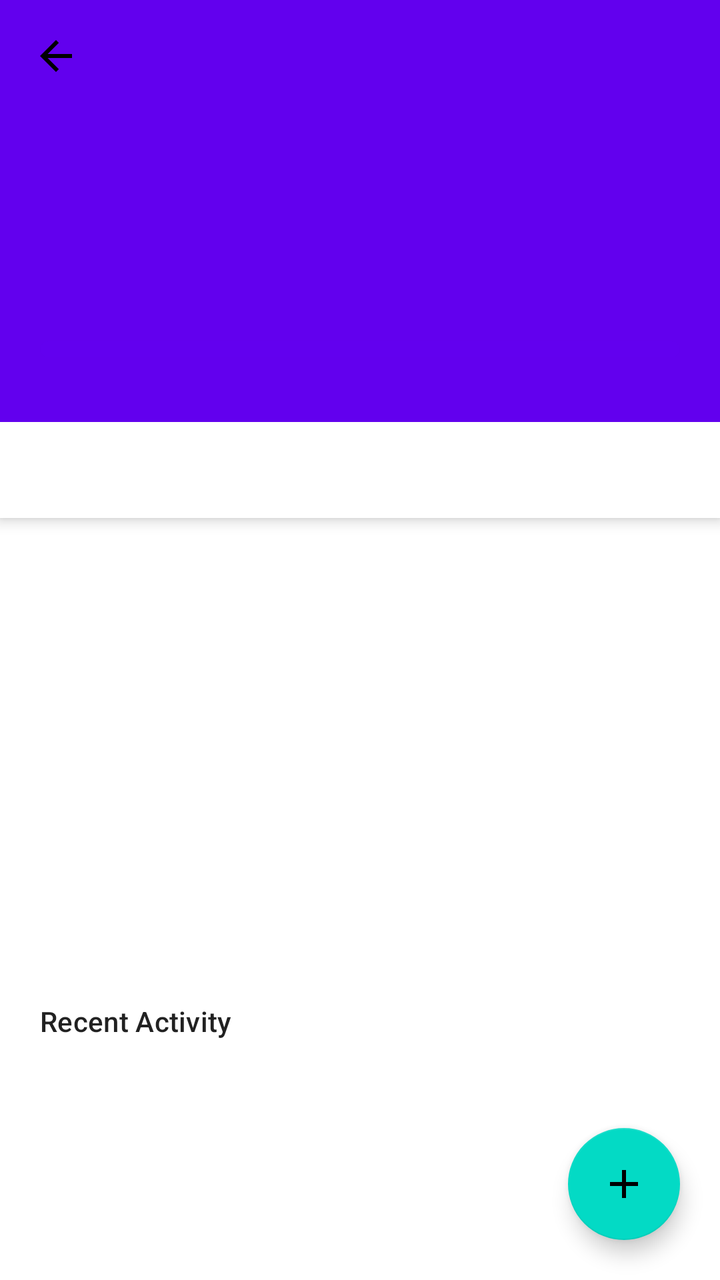
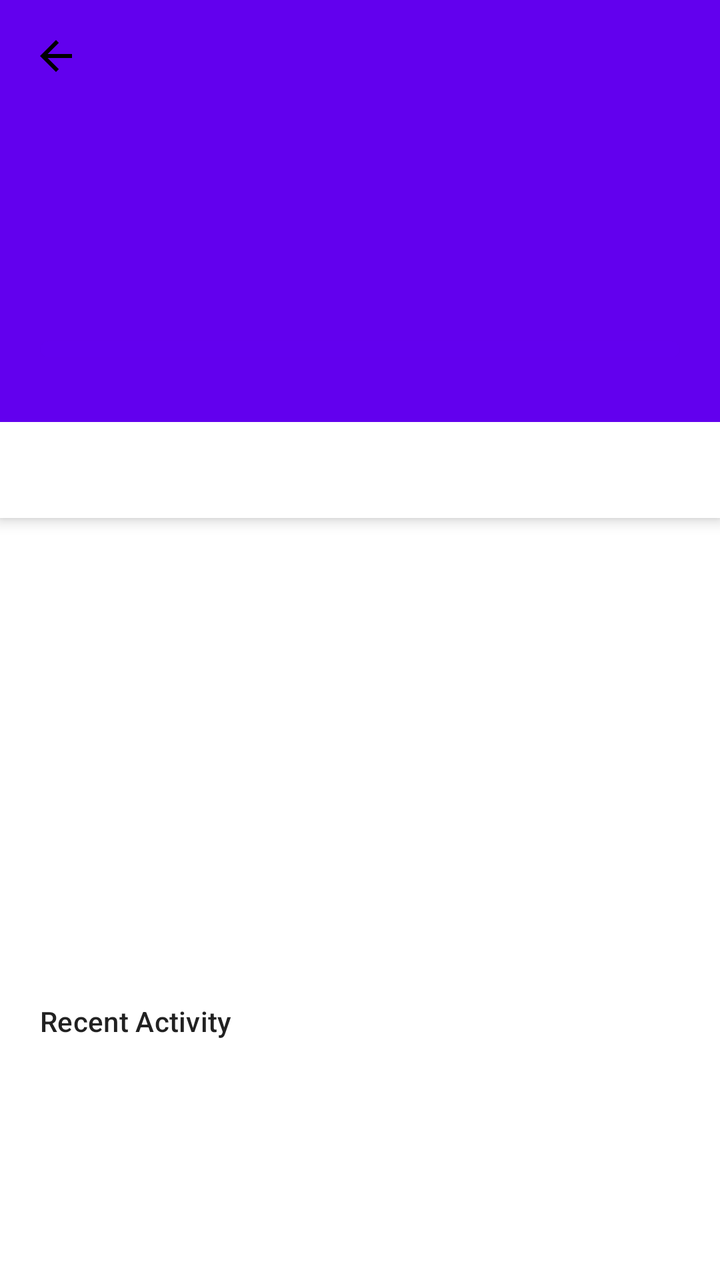

Two renders of the same Android screen: before a commit and after it. Below are the layout's source before the change and the commit's diff.
<!-- AndroidManifest.xml: application theme Theme.HWiXeL -->
<!-- res/layout/fragment_project_hub.xml -->
<?xml version="1.0" encoding="utf-8"?>
<androidx.coordinatorlayout.widget.CoordinatorLayout
    xmlns:android="http://schemas.android.com/apk/res/android"
    xmlns:app="http://schemas.android.com/apk/res-auto"
    android:layout_width="match_parent"
    android:layout_height="match_parent">

    <com.google.android.material.appbar.AppBarLayout
        android:id="@+id/appBarLayout"
        android:layout_width="match_parent"
        android:layout_height="wrap_content">

        <com.google.android.material.appbar.MaterialToolbar
            android:id="@+id/toolbar"
            android:layout_width="match_parent"
            android:layout_height="?attr/actionBarSize"
            app:navigationIconTint="?attr/colorOnSurface"
            app:navigationIcon="@drawable/ic_back" />

        <LinearLayout
            android:layout_width="match_parent"
            android:layout_height="wrap_content"
            android:orientation="vertical"
            android:paddingHorizontal="20dp"
            android:paddingBottom="12dp">

            <TextView
                android:id="@+id/projectNameTextView"
                android:layout_width="match_parent"
                android:layout_height="wrap_content"
                android:textAppearance="@style/TextAppearance.MaterialComponents.Headline5"
                android:maxLines="2"
                android:ellipsize="end" />

            <TextView
                android:id="@+id/projectDueDateTextView"
                android:layout_width="match_parent"
                android:layout_height="wrap_content"
                android:layout_marginTop="4dp"
                android:textAppearance="@style/TextAppearance.MaterialComponents.Caption" />

            <TextView
                android:id="@+id/projectGoalsTextView"
                android:layout_width="match_parent"
                android:layout_height="wrap_content"
                android:layout_marginTop="8dp"
                android:textAppearance="@style/TextAppearance.MaterialComponents.Body2"
                android:maxLines="3"
                android:ellipsize="end" />

            <TextView
                android:id="@+id/projectDescriptionTextView"
                android:layout_width="match_parent"
                android:layout_height="wrap_content"
                android:layout_marginTop="4dp"
                android:textAppearance="@style/TextAppearance.MaterialComponents.Body2"
                android:maxLines="3"
                android:ellipsize="end" />

            <com.google.android.material.progressindicator.LinearProgressIndicator
                android:id="@+id/completionProgressBar"
                android:layout_width="match_parent"
                android:layout_height="wrap_content"
                android:layout_marginTop="12dp"
                app:trackThickness="8dp"
                app:trackCornerRadius="4dp" />

            <TextView
                android:id="@+id/completionTextView"
                android:layout_width="match_parent"
                android:layout_height="wrap_content"
                android:layout_marginTop="4dp"
                android:textAppearance="@style/TextAppearance.MaterialComponents.Caption" />

        </LinearLayout>

        <com.google.android.material.tabs.TabLayout
            android:id="@+id/tabLayout"
            android:layout_width="match_parent"
            android:layout_height="wrap_content"
            app:tabMode="fixed"
            app:tabGravity="fill" />

    </com.google.android.material.appbar.AppBarLayout>

    <LinearLayout
        android:layout_width="match_parent"
        android:layout_height="match_parent"
        android:orientation="vertical"
        app:layout_behavior="@string/appbar_scrolling_view_behavior">

        <androidx.viewpager2.widget.ViewPager2
            android:id="@+id/viewPager"
            android:layout_width="match_parent"
            android:layout_height="0dp"
            android:layout_weight="1" />

        <TextView
            android:id="@+id/recentActivityTitleTextView"
            android:layout_width="match_parent"
            android:layout_height="wrap_content"
            android:paddingHorizontal="20dp"
            android:paddingTop="12dp"
            android:text="@string/hub_recent_activity"
            android:textAppearance="@style/TextAppearance.MaterialComponents.Subtitle2" />

        <androidx.recyclerview.widget.RecyclerView
            android:id="@+id/activityRecyclerView"
            android:layout_width="match_parent"
            android:layout_height="120dp"
            android:nestedScrollingEnabled="false"
            android:paddingHorizontal="12dp"
            app:layoutManager="androidx.recyclerview.widget.LinearLayoutManager" />

        <TextView
            android:id="@+id/emptyActivityTextView"
            android:layout_width="match_parent"
            android:layout_height="wrap_content"
            android:paddingHorizontal="20dp"
            android:paddingBottom="12dp"
            android:text="@string/hub_no_recent_activity"
            android:visibility="gone" />
    </LinearLayout>

    <com.google.android.material.floatingactionbutton.FloatingActionButton
        android:id="@+id/addProjectFab"
        android:layout_width="wrap_content"
        android:layout_height="wrap_content"
        android:layout_gravity="bottom|end"
        android:layout_margin="20dp"
        android:contentDescription="@string/hub_add_project"
        app:srcCompat="@drawable/ic_add" />

</androidx.coordinatorlayout.widget.CoordinatorLayout>
<!-- resources referenced by this layout -->
<resources>
  <!-- drawable ic_add (drawable) -->
  <?xml version="1.0" encoding="utf-8"?>
  <vector xmlns:android="http://schemas.android.com/apk/res/android"
      android:width="24dp"
      android:height="24dp"
      android:viewportWidth="24"
      android:viewportHeight="24">
      <path
          android:fillColor="@android:color/white"
          android:pathData="M19,13h-6v6h-2v-6H5v-2h6V5h2v6h6v2z" />
  </vector>
  <!-- drawable ic_back (drawable) -->
  <?xml version="1.0" encoding="utf-8"?>
  <vector xmlns:android="http://schemas.android.com/apk/res/android"
      android:width="24dp"
      android:height="24dp"
      android:viewportWidth="24"
      android:viewportHeight="24">
      <path
          android:fillColor="@android:color/black"
          android:pathData="M20,11H7.83l5.59,-5.59L12,4l-8,8 8,8 1.41,-1.41L7.83,13H20v-2z" />
  </vector>
  <string name="hub_add_project">Add New Project</string>
  <string name="hub_no_recent_activity">No recent activity yet.</string>
  <string name="hub_recent_activity">Recent Activity</string>
  <style name="Theme.HWiXeL" parent="Theme.MaterialComponents.DayNight.DarkActionBar">
          
          <item name="colorPrimary">@color/purple_500</item>
          <item name="colorPrimaryVariant">@color/purple_700</item>
          <item name="colorOnPrimary">@color/white</item>
          
          <item name="colorSecondary">@color/teal_200</item>
          <item name="colorSecondaryVariant">@color/teal_700</item>
          <item name="colorOnSecondary">@color/black</item>
          
          <item name="android:statusBarColor">?attr/colorPrimaryVariant</item>
          
      </style>
  <color name="purple_500">#FF6200EE</color>
  <color name="purple_700">#FF3700B3</color>
  <color name="white">#FFFFFFFF</color>
  <color name="teal_200">#FF03DAC5</color>
  <color name="teal_700">#FF018786</color>
  <color name="black">#FF000000</color>
</resources>

<!-- the commit's change to res/layout/fragment_project_hub.xml (unified diff, before → after) -->
@@ -129,6 +129,7 @@
         android:layout_gravity="bottom|end"
         android:layout_margin="20dp"
         android:contentDescription="@string/hub_add_project"
+        android:visibility="gone"
         app:srcCompat="@drawable/ic_add" />
 
 </androidx.coordinatorlayout.widget.CoordinatorLayout>
